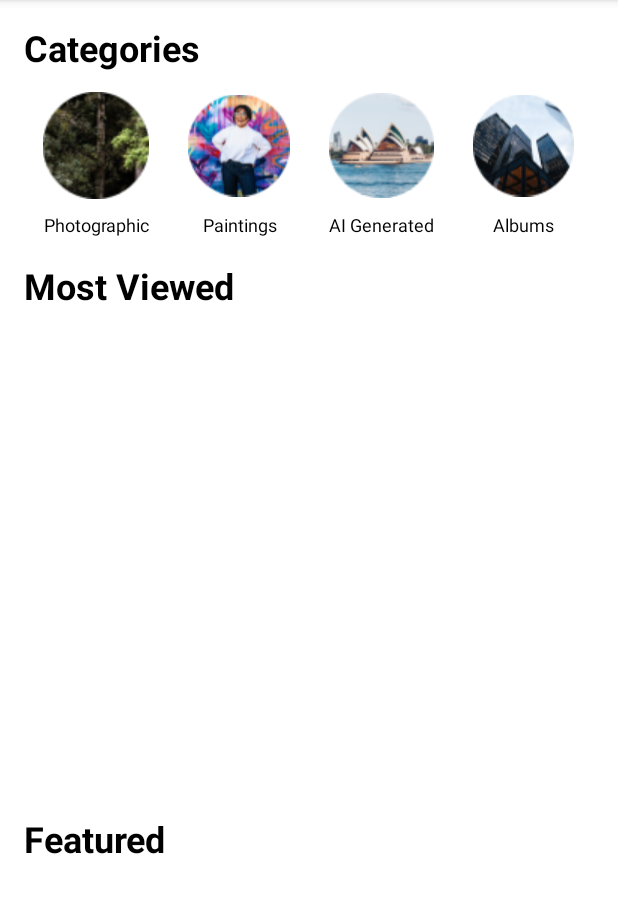
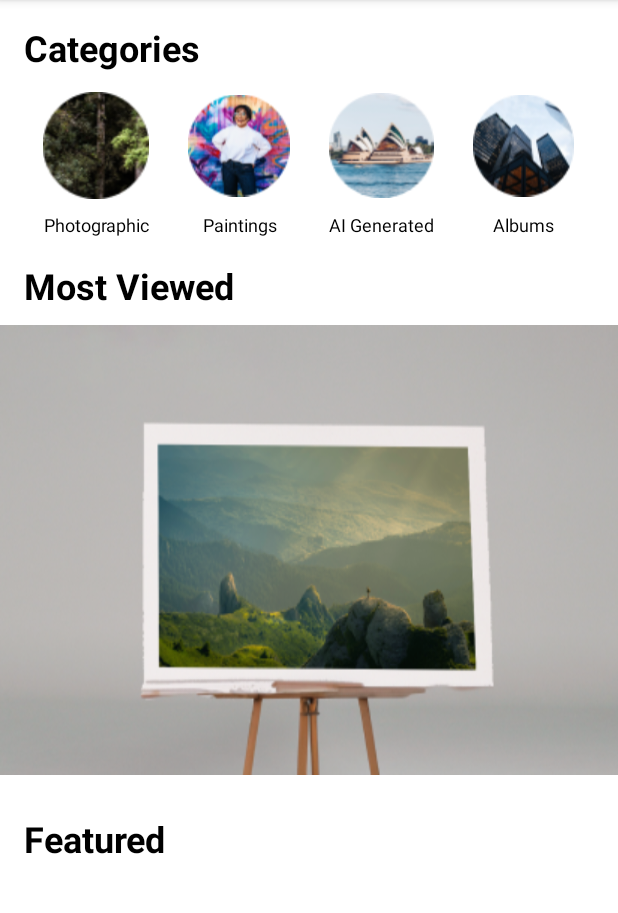
Before and after one commit to Ray-F/se306-galleria, an Android app: the MainActivity screen opened directly, with no data from a screen before it, on a phone screen of 412 x 824 dp, the part 84-997 px from its top. Run offline under Robolectric (Android 15) with nearby library versions, the phone set to English and light mode, and no system bars.

Commit message:
Added budget mostviewed image

```diff
--- a/app/src/main/java/nz/ac/aucklanduni/softeng306/team17/galleria/view/MainActivity.java
+++ b/app/src/main/java/nz/ac/aucklanduni/softeng306/team17/galleria/view/MainActivity.java
@@ -1,20 +1,40 @@
 package nz.ac.aucklanduni.softeng306.team17.galleria.view;
 
+import static android.view.ViewGroup.LayoutParams.WRAP_CONTENT;
+
 import android.content.Intent;
+import android.graphics.Bitmap;
 import android.os.Bundle;
 import android.widget.ImageView;
+import android.widget.LinearLayout;
 
 import androidx.appcompat.widget.Toolbar;
+import androidx.recyclerview.widget.LinearLayoutManager;
+import androidx.recyclerview.widget.RecyclerView;
+import androidx.viewpager.widget.ViewPager;
 
+import java.util.ArrayList;
+import java.util.Arrays;
 import java.util.HashMap;
+import java.util.List;
 import java.util.Map;
 
+import nz.ac.aucklanduni.softeng306.team17.galleria.GalleriaApplication;
 import nz.ac.aucklanduni.softeng306.team17.galleria.databinding.ActivityMainBinding;
 import nz.ac.aucklanduni.softeng306.team17.galleria.domain.model.Category;
+import nz.ac.aucklanduni.softeng306.team17.galleria.R;
+
 
 public class MainActivity extends SearchBarActivity {
 
     ActivityMainBinding binding;
+    ViewPager imageViewPage;
+    CategoryResultAdapter adapter;
+    RecyclerView rvMainFeaturedProducts;
+    LinearLayout buttonsSlide;
+    ViewPagerAdapter mViewPageAdapter;
+    MainActivityViewModel viewModel;
+    ImageView[] dotView;
 
     @Override
     protected void onCreate(Bundle savedInstanceState) {
@@ -26,7 +46,20 @@ public class MainActivity extends SearchBarActivity {
         Toolbar toolbar = (Toolbar) binding.topBarLayout.getRoot().getChildAt(0);
         loadToolbar(toolbar);
 
+//        viewModel = ((GalleriaApplication) getApplication()).diProvider.mainActivityViewModel;
+//        mViewPageAdapter = new ViewPagerAdapter(MainActivity.this, new ArrayList<>());
+//        imageViewPage.setAdapter(mViewPageAdapter);
+
+//        rvMainFeaturedProducts = findViewById(R.id.MainRecyclerView);
+//        rvMainFeaturedProducts.setAdapter(adapter);
+//        LinearLayoutManager layoutManager = new LinearLayoutManager(this);
+//        rvMainFeaturedProducts.setLayoutManager(layoutManager);
+
+        ImageView imgView = (ImageView)findViewById(R.id.mostPopular);
+        imgView.setBackgroundResource(R.drawable.mostviewed);
         initCategoryListeners();
+//        loadViewModelData();
+//        initListeners();
     }
 
     private void initCategoryListeners() {
@@ -47,4 +80,44 @@ public class MainActivity extends SearchBarActivity {
         });
     }
 
+    private void loadViewModelData() {
+        viewModel.getProduct().observe(
+                this, data -> {
+                    System.out.println("Single product returned successfully");
+                    List<Bitmap> imagesInCarousel = data.getAllImages();
+                    mViewPageAdapter.setImages(imagesInCarousel);
+                    createDots(imagesInCarousel.size());
+                }
+        );
+    }
+
+    private void createDots(int nImages) {
+        dotView = new ImageView[nImages];
+
+        // Set layout parameters for the dots
+        LinearLayout.LayoutParams parameters = new LinearLayout.LayoutParams(WRAP_CONTENT, WRAP_CONTENT);
+        parameters.setMargins(4, 0, 4, 0);
+
+        buttonsSlide.removeAllViews();
+        for (int i = 0; i < nImages; i++) {
+            dotView[i] = new ImageView(this);
+            buttonsSlide.addView(dotView[i], parameters);
+        }
+    }
+
+    private void resetDotsWithActiveNumber(int currentPosition) {
+        Arrays.stream(dotView).forEach(it -> it.setImageResource(R.drawable.dot_for_viewpager));
+        dotView[currentPosition].setImageResource(R.drawable.dot_for_viewpager_selected);
+    }
+
+    private void initListeners() {
+
+        // Add image scroll listener
+        imageViewPage.addOnPageChangeListener(new ViewPager.SimpleOnPageChangeListener() {
+            @Override
+            public void onPageSelected(int position) {
+                resetDotsWithActiveNumber(position);
+            }
+        });
+    }
 }
--- /dev/null
+++ b/app/src/main/java/nz/ac/aucklanduni/softeng306/team17/galleria/view/MainActivityViewModel.java
@@ -0,0 +1,2 @@
+package nz.ac.aucklanduni.softeng306.team17.galleria.view;public class MainActivityViewModel {
+}
--- a/app/src/main/res/layout/activity_main.xml
+++ b/app/src/main/res/layout/activity_main.xml
@@ -25,18 +25,18 @@
             <TextView
                 android:layout_width="match_parent"
                 android:layout_height="match_parent"
+                android:layout_marginLeft="16dp"
                 android:layout_marginTop="16dp"
-                android:layout_marginLeft="16dp"
                 android:text="Categories"
                 android:textColor="@color/black"
                 android:textSize="24dp"
                 android:textStyle="bold" />
 
             <LinearLayout
-                android:layout_gravity="center"
                 android:id="@+id/positionOfImages"
                 android:layout_width="wrap_content"
                 android:layout_height="100dp"
+                android:layout_gravity="center"
                 android:layout_marginTop="10dp"
                 android:orientation="horizontal">
 
@@ -54,14 +54,14 @@
                         android:layout_marginBottom="5dp"
                         android:layout_weight="1"
                         android:src="@drawable/photographic" />
+
                     <TextView
                         android:layout_width="match_parent"
                         android:layout_height="wrap_content"
                         android:text="Photographic"
+                        android:textAlignment="center"
                         android:textColor="@color/black"
-                        android:textSize="12dp"
-                        android:textAlignment="center"
-                        />
+                        android:textSize="12dp" />
                 </LinearLayout>
 
                 <LinearLayout
@@ -79,14 +79,14 @@
                         android:layout_marginBottom="5dp"
                         android:layout_weight="1"
                         android:src="@drawable/paintings" />
+
                     <TextView
                         android:layout_width="match_parent"
                         android:layout_height="wrap_content"
-                        android:textColor="@color/black"
-                        android:textSize="12dp"
                         android:text="Paintings"
                         android:textAlignment="center"
-                        />
+                        android:textColor="@color/black"
+                        android:textSize="12dp" />
                 </LinearLayout>
 
                 <LinearLayout
@@ -106,14 +106,14 @@
                         android:layout_marginBottom="5dp"
                         android:layout_weight="1"
                         android:src="@drawable/aigenerated" />
+
                     <TextView
                         android:layout_width="match_parent"
                         android:layout_height="wrap_content"
                         android:text="AI Generated"
+                        android:textAlignment="center"
                         android:textColor="@color/black"
-                        android:textSize="12dp"
-                        android:textAlignment="center"
-                        />
+                        android:textSize="12dp" />
                 </LinearLayout>
 
                 <LinearLayout
@@ -135,28 +135,33 @@
                         android:layout_width="match_parent"
                         android:layout_height="wrap_content"
                         android:text="Albums"
+                        android:textAlignment="center"
                         android:textColor="@color/black"
-                        android:textSize="12dp"
-                        android:textAlignment="center"
-                        />
+                        android:textSize="12dp" />
                 </LinearLayout>
             </LinearLayout>
 
             <TextView
                 android:layout_width="match_parent"
                 android:layout_height="match_parent"
+                android:layout_marginLeft="16dp"
                 android:layout_marginTop="16dp"
-                android:layout_marginLeft="16dp"
                 android:text="Most Viewed"
                 android:textColor="@color/black"
                 android:textSize="24dp"
-                android:textStyle="bold"/>
+                android:textStyle="bold" />
 
-            <androidx.viewpager.widget.ViewPager
-                android:layout_marginTop="10dp"
-                android:id="@+id/viewPagerMain"
-                android:layout_width="wrap_content"
-                android:layout_height="300dp" />
+            <!--            <androidx.viewpager.widget.ViewPager-->
+            <!--                android:id="@+id/mainViewPagerMain"-->
+            <!--                android:layout_width="wrap_content"-->
+            <!--                android:layout_height="300dp"-->
+            <!--                android:layout_marginTop="10dp" />-->
+
+            <ImageView
+                android:id="@+id/mostPopular"
+                android:layout_width="match_parent"
+                android:layout_height="300dp"
+                android:layout_marginTop="10dp" />
 
             <LinearLayout
                 android:id="@+id/threeDots"
@@ -169,20 +174,19 @@
             <TextView
                 android:layout_width="match_parent"
                 android:layout_height="match_parent"
+                android:layout_marginLeft="16dp"
                 android:layout_marginTop="16dp"
-                android:layout_marginLeft="16dp"
                 android:text="Featured"
                 android:textColor="@color/black"
                 android:textSize="24dp"
-                android:textStyle="bold"/>
+                android:textStyle="bold" />
 
             <androidx.recyclerview.widget.RecyclerView
-                android:id="@+id/ProductRecyclerView"
+                android:id="@+id/MainRecyclerView"
                 android:layout_width="match_parent"
                 android:layout_height="wrap_content"
-                app:layout_behavior="@string/appbar_scrolling_view_behavior"
-                >
-            </androidx.recyclerview.widget.RecyclerView>
+                android:layout_marginTop="10dp"
+                app:layout_behavior="@string/appbar_scrolling_view_behavior"></androidx.recyclerview.widget.RecyclerView>
         </LinearLayout>
 
 
--- /dev/null
+++ b/app/src/main/res/layout/main_activity_slideview.xml
@@ -0,0 +1,6 @@
+<?xml version="1.0" encoding="utf-8"?>
+<androidx.constraintlayout.widget.ConstraintLayout xmlns:android="http://schemas.android.com/apk/res/android"
+             android:layout_width="match_parent"
+             android:layout_height="match_parent">
+
+</androidx.constraintlayout.widget.ConstraintLayout>
```
Also changed, not shown: app/src/main/res/drawable/mostviewed.png (added).
